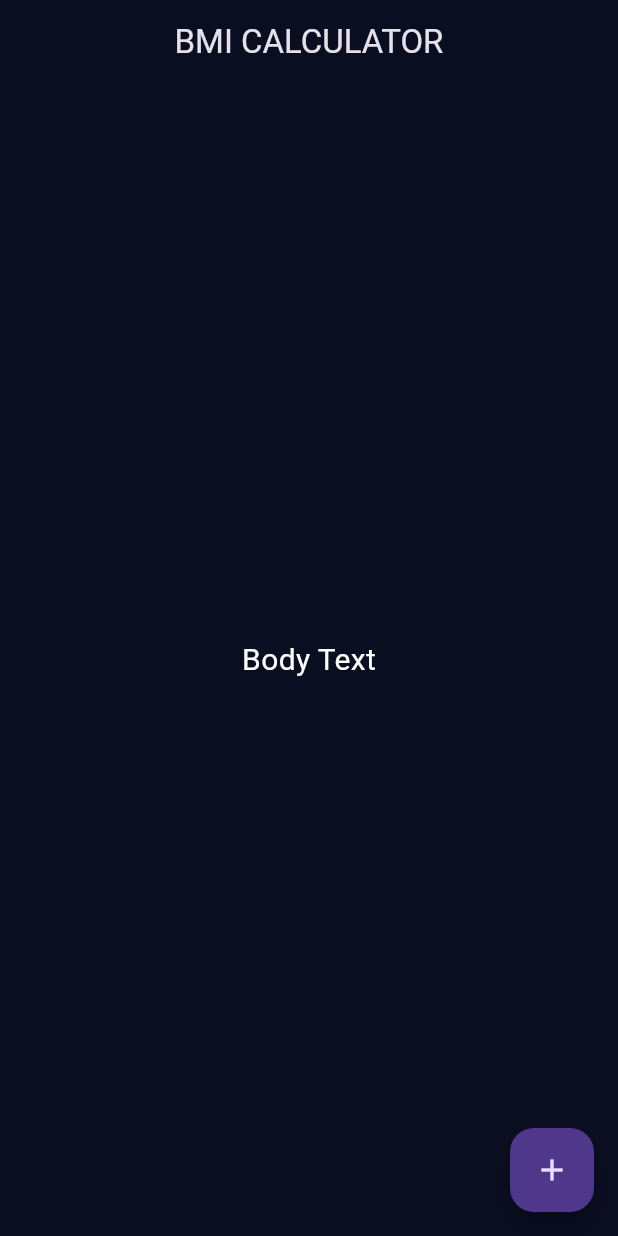
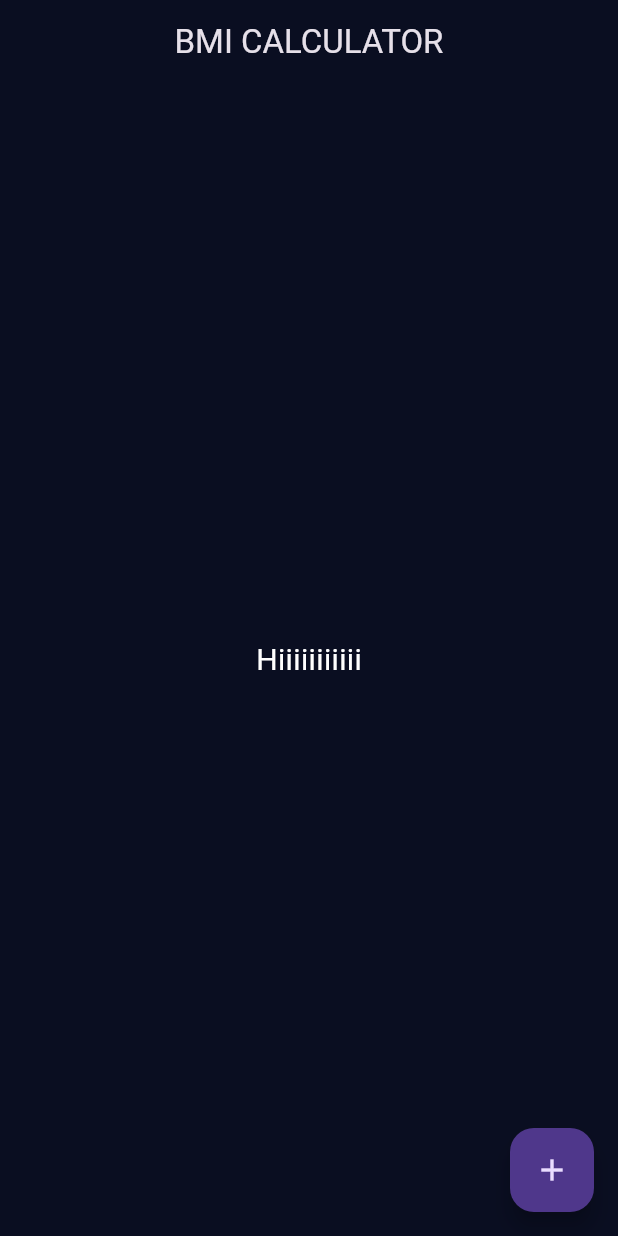
Before and after one commit to Aresdin/BMI-Calculator, a Flutter app: the screen it shows after launch, on a phone screen of 412 x 824 dp. Run offline on Flutter 3.47's test engine with Material 3 defaults, Android fonts, the phone set to English and light mode, and no system bars.

Commit message:
BMI-Calculator
update

Co-Authored-By: Mohamed Tarek <55474352+aresdin@users.noreply.github.com>

```diff
--- a/lib/main.dart
+++ b/lib/main.dart
@@ -33,7 +33,7 @@ class _InputPageState extends State<InputPage> {
         title: Center(child: Text('BMI CALCULATOR')),
       ),
       body: Center(
-        child: Text('Body Text',
+        child: Text('Hiiiiiiiiiii',
             style: TextStyle(
               fontSize: 20,
               color: Colors.white,
```
